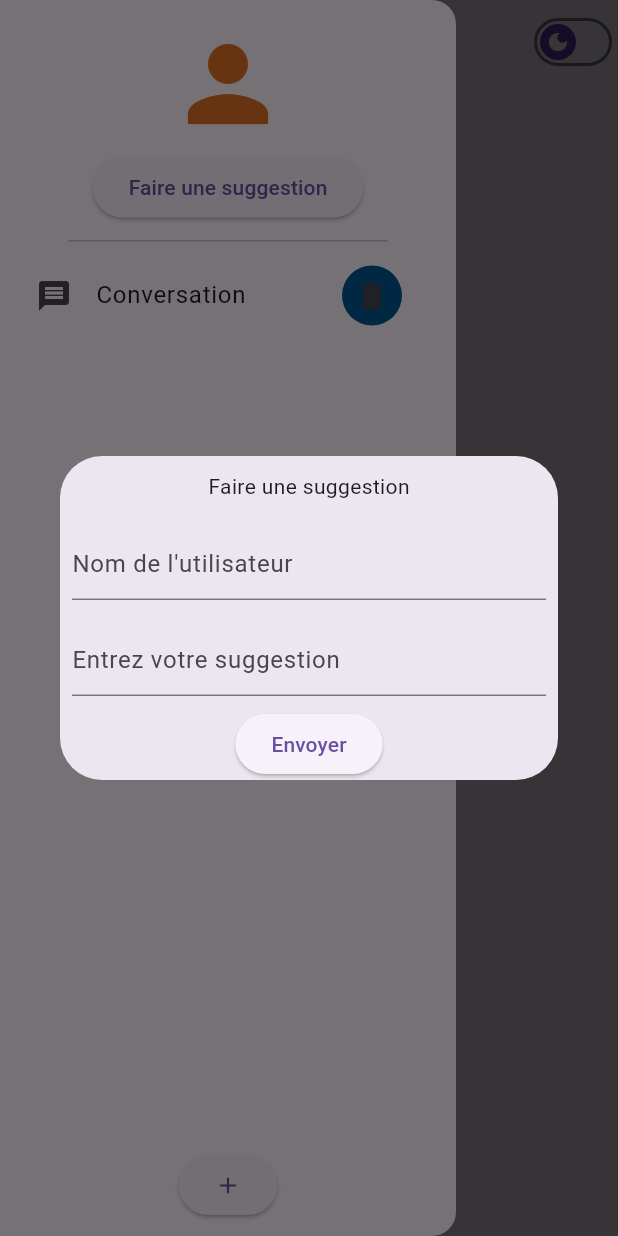
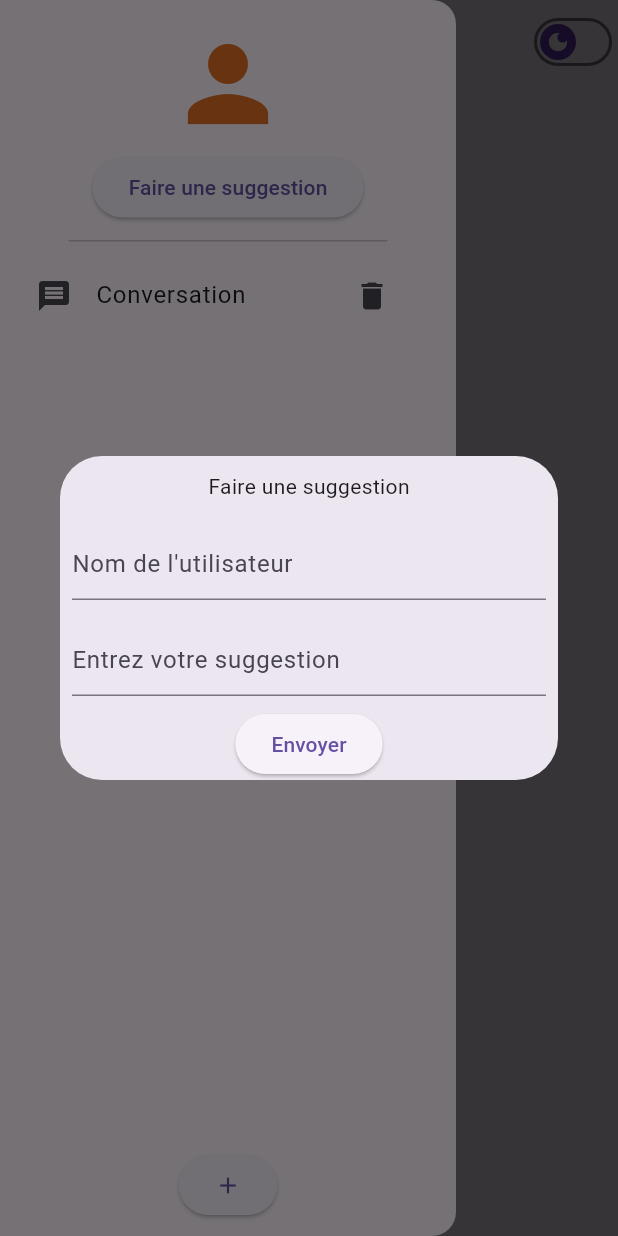
Before and after one commit to LiamBou/projet_info_s8_gpt, a Flutter app: the screen it shows after launch, in the side drawer, after a tap on "Faire une suggestion", on a phone screen of 412 x 824 dp. Run offline on Flutter 3.47's test engine with Material 3 defaults, Android fonts, the phone set to English and light mode, and no system bars; our stand-ins replace flutter_markdown, loading_animation_widget, sqflite; accounts and stored records are empty.

```diff
--- a/lib/views/drawer_widget.dart
+++ b/lib/views/drawer_widget.dart
@@ -62,6 +62,7 @@ class _CustomDrawerState extends State<CustomDrawer> {
                               padding: const EdgeInsets.all(8.0),
                               child: TextField(
                                 controller: _userController,
+                                textCapitalization: TextCapitalization.words,
                                 decoration: const InputDecoration(
                                   hintText: "Nom de l'utilisateur",
                                 ),
@@ -73,6 +74,8 @@ class _CustomDrawerState extends State<CustomDrawer> {
                                 controller: _suggestionController,
                                 minLines: 1,
                                 maxLines: 5,
+                                textCapitalization:
+                                    TextCapitalization.sentences,
                                 decoration: const InputDecoration(
                                   hintText: 'Entrez votre suggestion',
                                 ),
@@ -119,8 +122,7 @@ class _CustomDrawerState extends State<CustomDrawer> {
                       leading: const Icon(Icons.message),
                       trailing: IconButton(
                           style: ElevatedButton.styleFrom(
-                            backgroundColor:
-                                const Color.fromRGBO(0, 87, 147, 1),
+                            backgroundColor: Colors.transparent,
                           ),
                           onPressed: () {
                             int newID;
--- a/lib/views/user_input.dart
+++ b/lib/views/user_input.dart
@@ -29,6 +29,7 @@ class _UserInputState extends State<UserInput> {
         minLines: 1,
         maxLines: 6,
         autofocus: false,
+        textCapitalization: TextCapitalization.sentences,
         decoration: InputDecoration(
           hintText: 'Posez une question...',
           suffixIcon: IconButton(
```
Also changed, not shown: 1 other file.
